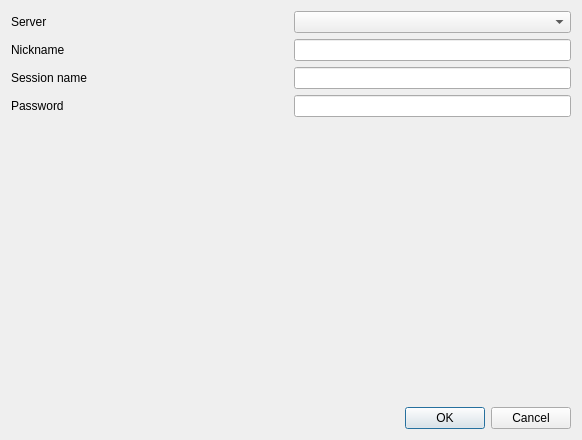
The window that Source/RMG/UserInterface/Dialog/Netplay/CreateNetplaySessionDialog.ui (Rosalie241/RMG) describes before a commit, drawn with Qt 5.
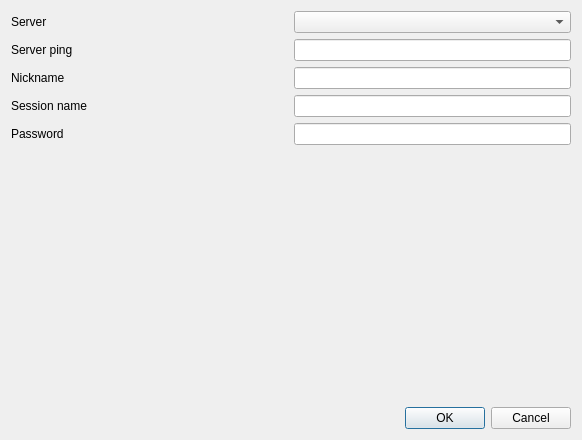
The same window after the commit. Custom widgets are drawn as their Qt base class.

Commit message: RMG: show ping in netplay dialogs

Patch:
```diff
--- a/Source/RMG/UserInterface/Dialog/Netplay/CreateNetplaySessionDialog.ui
+++ b/Source/RMG/UserInterface/Dialog/Netplay/CreateNetplaySessionDialog.ui
@@ -28,6 +28,30 @@
      </item>
     </layout>
    </item>
+   <item>
+    <layout class="QHBoxLayout" name="horizontalLayout_5">
+     <item>
+      <widget class="QLabel" name="label_5">
+       <property name="sizePolicy">
+        <sizepolicy hsizetype="Expanding" vsizetype="Preferred">
+         <horstretch>0</horstretch>
+         <verstretch>0</verstretch>
+        </sizepolicy>
+       </property>
+       <property name="text">
+        <string>Server ping</string>
+       </property>
+      </widget>
+     </item>
+     <item>
+      <widget class="QLineEdit" name="pingLineEdit">
+       <property name="readOnly">
+        <bool>true</bool>
+       </property>
+      </widget>
+     </item>
+    </layout>
+   </item>
    <item>
     <layout class="QHBoxLayout" name="horizontalLayout_4">
      <item>
```
The commit also changes 5 other files.
